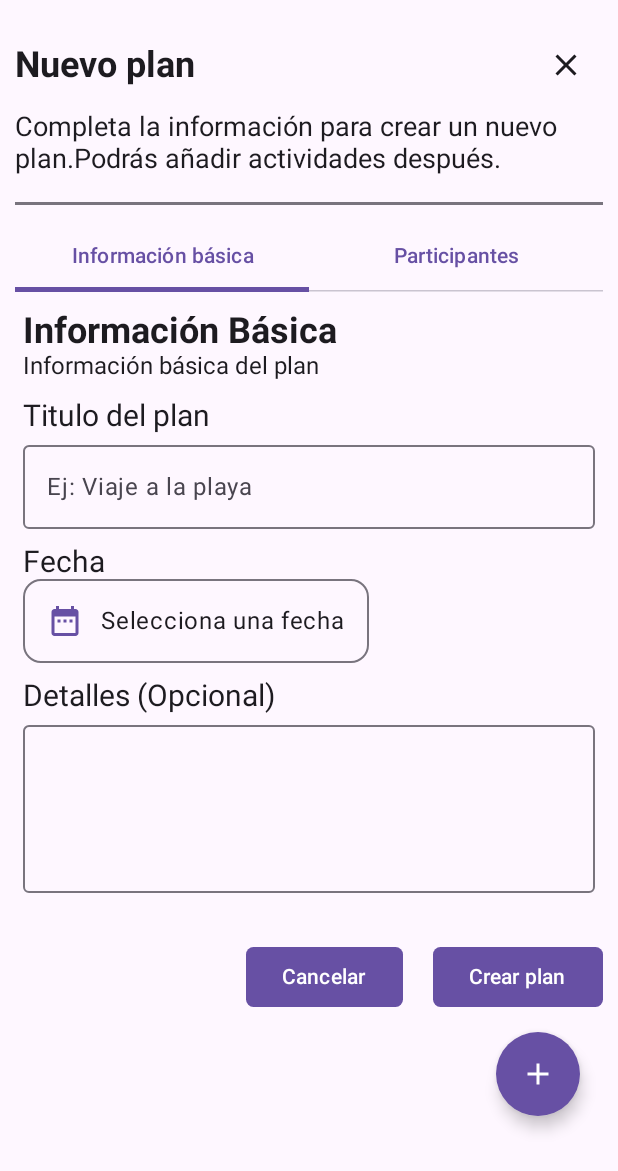
After one commit to Omarcillo44/EZplans, an Android app built with Jetpack Compose: the composable CrearNuevoPlan shown on its own in the app's theme, on a phone screen of 412 x 824 dp. The commit adds this screen. Shown: the top 1171 px of the screen. Run offline under Robolectric (Android 15) with nearby library versions, the phone set to English and light mode, and no system bars; 1 statement that could not run was skipped.

Commit message:
Crear Nuevo Plan

```diff
--- a/app/src/main/java/com/ezsoftware/ezplans/MainActivity.kt
+++ b/app/src/main/java/com/ezsoftware/ezplans/MainActivity.kt
@@ -19,6 +19,7 @@ import androidx.compose.runtime.saveable.rememberSaveable
 import androidx.compose.runtime.setValue
 import androidx.lifecycle.viewmodel.compose.viewModel
 import com.ezsoftware.ezplans.preferences.PreferenceHelper
+import com.ezsoftware.ezplans.ui.components.CrearNuevoPlan
 import com.ezsoftware.ezplans.ui.components.LoginScreen
 import com.ezsoftware.ezplans.ui.components.VistaDetalladaPlan
 import com.ezsoftware.ezplans.ui.theme.EZplansTheme
@@ -84,5 +85,8 @@ fun AppNavegacion(themeViewModel: ThemeViewModel) {
             val idPlan = backStackEntry.arguments?.getString("idPlan")?.toIntOrNull() ?: -1
             VistaDetalladaPlan(navControlador, themeViewModel, vistaDetalladaViewModel, idPlan)
         }
+        composable("CrearNuevoPlan") {
+            CrearNuevoPlan(navControlador, themeViewModel)
+        }
     }
 }
--- /dev/null
+++ b/app/src/main/java/com/ezsoftware/ezplans/ui/components/CrearNuevoPlan.kt
@@ -0,0 +1,228 @@
+package com.ezsoftware.ezplans.ui.components
+
+import android.widget.Toast
+import androidx.compose.foundation.layout.Arrangement
+import androidx.compose.foundation.layout.Box
+import androidx.compose.foundation.layout.Column
+import androidx.compose.foundation.layout.Row
+import androidx.compose.foundation.layout.Spacer
+import androidx.compose.foundation.layout.fillMaxSize
+import androidx.compose.foundation.layout.fillMaxWidth
+import androidx.compose.foundation.layout.padding
+import androidx.compose.foundation.layout.size
+import androidx.compose.foundation.layout.systemBarsPadding
+import androidx.compose.foundation.lazy.LazyColumn
+import androidx.compose.material.icons.Icons
+import androidx.compose.material.icons.filled.Close
+import androidx.compose.material3.HorizontalDivider
+import androidx.compose.material3.Icon
+import androidx.compose.material3.IconButton
+import androidx.compose.material3.MaterialTheme
+import androidx.compose.material3.Tab
+import androidx.compose.material3.TabRow
+import androidx.compose.material3.Text
+import androidx.compose.runtime.Composable
+import androidx.compose.runtime.getValue
+import androidx.compose.runtime.mutableStateOf
+import androidx.compose.runtime.remember
+import androidx.compose.runtime.saveable.rememberSaveable
+import androidx.compose.runtime.setValue
+import androidx.compose.ui.Alignment
+import androidx.compose.ui.Modifier
+import androidx.compose.ui.unit.dp
+import androidx.navigation.NavController
+import com.ezsoftware.ezplans.viewmodel.ThemeViewModel
+import androidx.compose.runtime.MutableState
+import androidx.compose.ui.platform.LocalContext
+
+
+//############ sustituir por obtencion de usuarios real ############
+data class Usuario(
+    val id: Int,
+    val nombre: String,
+    val telefono: String
+)
+
+val listaUsuarios = listOf(
+    Usuario(1,"Ana López", "555-1234"),
+    Usuario(2,"Carlos Ruiz", "555-5678"),
+    Usuario(3,"Luisa Martínez", "555-9876")
+)
+// ################################################################
+
+@Composable
+fun CrearNuevoPlan(navControlador: NavController, themeViewModel: ThemeViewModel,){
+
+    var mostrarAyuda by remember { mutableStateOf(false) }
+    var mostrarTema by remember { mutableStateOf(false) }
+
+    var errorTitulo by rememberSaveable { mutableStateOf(false) }
+    var titulo by rememberSaveable { mutableStateOf("") }
+    var errorDetalles by rememberSaveable { mutableStateOf(false) }
+    var detalles by rememberSaveable { mutableStateOf("") }
+    var errorFecha by rememberSaveable { mutableStateOf(false) }
+    var fecha by rememberSaveable { mutableStateOf("") }
+    var usuariosSelect by rememberSaveable { mutableStateOf(listOf<Int>()) }
+
+
+    var selectedTab = rememberSaveable { mutableStateOf(0) }
+
+    Box(modifier = Modifier.fillMaxSize().systemBarsPadding()) {
+        LazyColumn(modifier = Modifier.fillMaxSize().padding(10.dp)) {
+
+            item { TituloNuevoPlan() }
+
+            item {
+                TabsNuevoPlan(
+                    titulo = titulo,
+                    errorTitulo = errorTitulo,
+                    fecha = fecha,
+                    errorFecha = errorFecha,
+                    detalles = detalles,
+                    usuariosSelect = usuariosSelect,
+                    selectedTab = selectedTab,
+                    onTituloCambio = { titulo = it },
+                    onFechaCambio = { fecha = it },
+                    onDetalleCambio = { detalles = it },
+                    onUsuariosSelectChange = { usuariosSelect = it },
+                    onErrorTituloCambio = { errorTitulo = it },
+                    onErrorFechaCambio = { errorFecha = it },
+                )
+            }
+
+            item {
+                Spacer(modifier = Modifier.size(20.dp))
+                Row (
+                    modifier = Modifier.fillMaxWidth(),
+                    horizontalArrangement = Arrangement.End,
+                    verticalAlignment = Alignment.CenterVertically
+                ){
+                    ButtonForms(
+                        texto = "Cancelar",
+                        onClick = {
+                            navControlador.navigate("UIPrincipal")
+                        }
+                    )
+
+                    Spacer(modifier = Modifier.size(20.dp))
+                    val context = LocalContext.current
+                    ButtonForms(
+                        texto = "Crear plan",
+                        onClick = {
+                            if (titulo.isBlank()){
+                                Toast.makeText(context, "Debe ingresar un titulo", Toast.LENGTH_SHORT).show()
+                                selectedTab.value = 0 // se muestra la tab correspondiente para que el usuario sepa que onda
+                                errorTitulo = true
+                            }else if (fecha.isBlank()){
+                                Toast.makeText(context, "Debe seleccionar una fecha", Toast.LENGTH_SHORT).show()
+                                selectedTab.value = 0
+                                errorFecha = true
+                            }else if (usuariosSelect.size == 0){
+                                Toast.makeText(context, "Debe seleccionar almenos un participante", Toast.LENGTH_SHORT).show()
+                                selectedTab.value = 1
+                            }else{
+                                Toast.makeText(context, "titulo: $titulo, fecha: $fecha, detalles: " +
+                                        "$detalles, usuarios seleccionados $usuariosSelect", Toast.LENGTH_LONG).show()
+                                println("titulo: $titulo")
+                                println("fecha: $fecha")
+                                println("detalles: $detalles")
+                                println("usuarios seleccionados $usuariosSelect")
+                            }
+                        }
+                    )
+                }
+            }
+        }
+    }
+
+    MenuFab(
+        navControlador,
+        onAyudaClick = { mostrarAyuda = true },
+        onTemaClick = { mostrarTema = true }
+    )
+    if (mostrarAyuda) DialogoAyuda { mostrarAyuda = false }
+    if (mostrarTema) DialogoTema(onClose = { mostrarTema = false }, themeViewModel = themeViewModel)
+}
+
+@Composable
+fun TituloNuevoPlan(){
+    Column (
+        modifier = Modifier
+            .fillMaxWidth()
+            .padding(top = 8.dp, bottom = 8.dp),
+        verticalArrangement = Arrangement.spacedBy(6.dp),
+    ) {
+        Row (
+            modifier = Modifier
+                .fillMaxWidth(),
+            verticalAlignment = Alignment.CenterVertically,
+            horizontalArrangement = Arrangement.SpaceBetween
+        ){
+            Titulo("Nuevo plan")
+            IconButton(
+                onClick = { /*TODO*/ },
+                modifier = Modifier.size(50.dp)
+            ) {
+                Icon(imageVector = Icons.Default.Close, "Cerrar")
+            }
+        }
+        Texto("Completa la información para crear un nuevo plan." +
+                "Podrás añadir actividades después.", false)
+    }
+    HorizontalDivider(
+        thickness = 2.dp,
+        color =  MaterialTheme.colorScheme.outline,
+        modifier = Modifier
+            .padding(vertical = 10.dp)
+    )
+}
+
+@Composable
+fun TabsNuevoPlan(
+    titulo: String,
+    errorTitulo: Boolean,
+    fecha: String,
+    errorFecha: Boolean,
+    detalles: String,
+    usuariosSelect: List<Int>,
+    selectedTab: MutableState<Int>,
+    onTituloCambio: (String) -> Unit,
+    onFechaCambio: (String) -> Unit,
+    onDetalleCambio: (String) -> Unit,
+    onUsuariosSelectChange: (List<Int>) -> Unit,
+    onErrorTituloCambio: (Boolean) -> Unit,
+    onErrorFechaCambio: (Boolean) -> Unit
+) {
+    val tabs = listOf("Información básica", "Participantes")
+
+    Column {
+        TabRow(selectedTabIndex = selectedTab.value) {
+            tabs.forEachIndexed { index, title ->
+                Tab(
+                    selected = selectedTab.value == index,
+                    onClick = { selectedTab.value = index },
+                    text = { Text(text = title) },
+                )
+            }
+        }
+        // Contenido para cada tab
+        when (selectedTab.value) {
+            0 -> TabInfoBasica(
+                titulo = titulo,
+                errorTitulo = errorTitulo,
+                fecha = fecha,
+                errorFecha = errorFecha,
+                detalles = detalles,
+                onTituloCambio = { onTituloCambio(it) },
+                onFechaCambio = { onFechaCambio(it) },
+                onDetalleCambio = { onDetalleCambio(it) },
+                onErrorTituloCambio = { onErrorTituloCambio(it) },
+                onErrorFechaCambio = { onErrorFechaCambio(it) }
+            )
+            1 -> TabParticipantes(
+                usuariosSelect = usuariosSelect,
+                onUsuariosSelectChange = onUsuariosSelectChange
+            )
+        }
+    }
+}
--- /dev/null
+++ b/app/src/main/java/com/ezsoftware/ezplans/ui/components/CrearNuevoPlanTabs.kt
@@ -0,0 +1,165 @@
+package com.ezsoftware.ezplans.ui.components
+
+import androidx.compose.foundation.border
+import androidx.compose.foundation.layout.Arrangement
+import androidx.compose.foundation.layout.Column
+import androidx.compose.foundation.layout.Row
+import androidx.compose.foundation.layout.Spacer
+import androidx.compose.foundation.layout.fillMaxWidth
+import androidx.compose.foundation.layout.padding
+import androidx.compose.foundation.layout.size
+import androidx.compose.foundation.shape.RoundedCornerShape
+import androidx.compose.material3.Card
+import androidx.compose.material3.CardDefaults
+import androidx.compose.material3.MaterialTheme
+import androidx.compose.material3.Switch
+import androidx.compose.runtime.Composable
+import androidx.compose.ui.Alignment
+import androidx.compose.ui.Modifier
+import androidx.compose.ui.unit.dp
+
+@Composable
+fun TabInfoBasica(
+    titulo: String,
+    errorTitulo: Boolean,
+    fecha: String,
+    errorFecha: Boolean,
+    detalles: String,
+    onTituloCambio: (String) -> Unit,
+    onFechaCambio: (String) -> Unit,
+    onDetalleCambio: (String) -> Unit,
+    onErrorTituloCambio: (Boolean) -> Unit,
+    onErrorFechaCambio: (Boolean) -> Unit
+) {
+    Column(
+        modifier = Modifier
+            .padding(horizontal = 5.dp, vertical = 12.dp)
+    ) {
+        Titulo("Información Básica")
+        TextoPeq("Información básica del plan")
+        Spacer(modifier = Modifier.size(12.dp))
+
+        SubTitulo("Titulo del plan", false)
+        OutlinedTextForms(
+            valor = titulo,
+            label = "Ej: Viaje a la playa",
+            hayError = errorTitulo,
+            singleLine = true,
+            onValorChange = {
+                onTituloCambio(it)
+                onErrorTituloCambio(false)
+            }
+        )
+
+        Spacer(modifier = Modifier.size(10.dp))
+        SubTitulo("Fecha", false)
+        DatePickerField(
+            fechaTexto = fecha,
+            hayError = errorFecha,
+            onDateSelected = {
+                onFechaCambio(it)
+                onErrorFechaCambio(false)
+            }
+        )
+
+        Spacer(modifier = Modifier.size(10.dp))
+        SubTitulo("Detalles (Opcional)", false)
+        OutlinedTextForms(
+            valor = detalles,
+            label = "",
+            alto = 120.dp,
+            singleLine = false,
+            maxLines = 5,
+            //hayError = errorDetalles,
+            onValorChange = {
+                onDetalleCambio(it)
+                //errorDetalles = false
+            }
+        )
+    }
+}
+
+@Composable
+fun TabParticipantes(
+    usuariosSelect: List<Int>,
+    onUsuariosSelectChange: (List<Int>) -> Unit
+) {
+    Column (
+        modifier = Modifier
+            .padding(horizontal = 5.dp, vertical = 12.dp)
+    ){
+        Titulo("Participantes")
+        TextoPeq("Selecciona los participantes de este plan")
+        Spacer(modifier = Modifier.size(12.dp))
+
+        SubTitulo("Seleccionar Participantes", false)
+        Spacer(modifier = Modifier.size(10.dp))
+
+        Column (
+            verticalArrangement = Arrangement.spacedBy(18.dp),
+            modifier = Modifier
+                .padding(horizontal = 5.dp, vertical = 6.dp)
+        ) {
+            listaUsuarios.forEach { usuario ->
+                val isSelected = usuario.id in usuariosSelect
+                CardUsuariosDisp(
+                    nombre = usuario.nombre,
+                    telefono = usuario.telefono,
+                    checked = usuario.id in usuariosSelect,
+                    onCheckedChange = { checked ->
+                        onUsuariosSelectChange(
+                            if (checked) {
+                                usuariosSelect + usuario.id
+                            } else {
+                                usuariosSelect - usuario.id
+                            }
+                        )
+                    }
+                )
+            }
+        }
+    }
+}
+
+@Composable
+fun CardUsuariosDisp(
+    nombre: String,
+    telefono: String,
+    checked: Boolean,
+    onCheckedChange: (Boolean) -> Unit
+){
+    Card(
+        modifier = Modifier
+            .fillMaxWidth()
+            .padding(vertical = 0.dp)
+            .border(1.dp, MaterialTheme.colorScheme.outline, RoundedCornerShape(15.dp)),
+        elevation = CardDefaults.cardElevation(defaultElevation = 2.dp),
+        shape = RoundedCornerShape(15.dp),
+        colors = CardDefaults.cardColors(
+            containerColor = MaterialTheme.colorScheme.surface,
+            contentColor = MaterialTheme.colorScheme.onSurface
+        )
+    ) {
+        Row(
+            modifier = Modifier
+                .fillMaxWidth()
+                .padding(8.dp),
+            horizontalArrangement = Arrangement.SpaceBetween,
+            verticalAlignment = Alignment.CenterVertically
+        ) {
+            Imagen("placeholder", 50)
+            Spacer(modifier = Modifier.size(5.dp))
+            Column(
+                verticalArrangement = Arrangement.spacedBy(5.dp)
+            ) {
+                Texto(nombre, true)
+                TextoPeq(telefono)
+            }
+            Spacer(modifier = Modifier.weight(1f))
+            Switch(
+                checked = checked,
+                onCheckedChange = onCheckedChange
+            )
+        }
+    }
+}
--- a/app/src/main/java/com/ezsoftware/ezplans/ui/components/ElementosForms.kt
+++ b/app/src/main/java/com/ezsoftware/ezplans/ui/components/ElementosForms.kt
@@ -1,58 +1,156 @@
 package com.ezsoftware.ezplans.ui.components
 
+import androidx.compose.foundation.BorderStroke
+import androidx.compose.foundation.clickable
+import androidx.compose.foundation.layout.Arrangement
+import androidx.compose.foundation.layout.Row
+import androidx.compose.foundation.layout.fillMaxWidth
+import androidx.compose.foundation.layout.height
+import androidx.compose.foundation.layout.padding
 import androidx.compose.foundation.layout.width
+import androidx.compose.foundation.rememberScrollState
+import androidx.compose.foundation.shape.RoundedCornerShape
 import androidx.compose.foundation.text.KeyboardOptions
+import androidx.compose.foundation.verticalScroll
+import androidx.compose.material.icons.Icons
+import androidx.compose.material.icons.filled.DateRange
+import androidx.compose.material3.Button
+import androidx.compose.material3.ButtonDefaults
+import androidx.compose.material3.DatePicker
+import androidx.compose.material3.ExperimentalMaterial3Api
 import androidx.compose.material3.OutlinedTextField
 import androidx.compose.material3.Text
+import androidx.compose.material3.rememberDatePickerState
 import androidx.compose.runtime.Composable
+import androidx.compose.runtime.mutableStateOf
+import androidx.compose.ui.Alignment
 import androidx.compose.ui.Modifier
 import androidx.compose.ui.text.input.KeyboardType
-import androidx.compose.ui.text.input.PasswordVisualTransformation
 import androidx.compose.ui.text.input.VisualTransformation
+import androidx.compose.ui.unit.Dp
 import androidx.compose.ui.unit.dp
+import androidx.compose.material3.DatePickerDialog
+import androidx.compose.material3.Icon
+import androidx.compose.material3.MaterialTheme
+import androidx.compose.material3.Surface
+import androidx.compose.material3.TextButton
+import androidx.compose.runtime.getValue
+import androidx.compose.runtime.saveable.rememberSaveable
+import androidx.compose.runtime.setValue
+import java.time.Instant
+import java.time.ZoneId
+import java.time.format.DateTimeFormatter
 
 @Composable
 fun OutlinedTextForms(
     valor: String,
     label: String,
-    hayError: Boolean,
-    size: Int,
-    tipoTeclado: KeyboardType,
+    hayError: Boolean = false,
+    ancho: Dp = Dp.Unspecified,
+    alto: Dp = Dp.Unspecified,
+    tipoTeclado: KeyboardType = KeyboardType.Text,
+    transfVisual: VisualTransformation = VisualTransformation.None,
+    singleLine: Boolean,
+    maxLines: Int = 1,
     onValorChange: (String) -> Unit
 ) {
     OutlinedTextField(
-        modifier = Modifier.width(size.dp),
+        modifier = Modifier
+            .then(if (ancho != Dp.Unspecified) Modifier.width(ancho) else Modifier.fillMaxWidth())
+            .then(if (alto != Dp.Unspecified) Modifier.height(alto) else Modifier),
         value = valor,
         onValueChange = onValorChange,
         label = { Text(label) },
-        keyboardOptions = KeyboardOptions(
-            keyboardType = tipoTeclado
-        ),
-        singleLine = true,
-        isError = hayError
+        keyboardOptions = KeyboardOptions(keyboardType = tipoTeclado),
+        visualTransformation = transfVisual,
+        isError = hayError,
+        singleLine = singleLine,
+        maxLines = maxLines
     )
 }
 
 @Composable
-fun OutlinedTextForms(
-    valor: String,
-    label: String,
+fun ButtonForms(
+    texto: String,
+    onClick: () -> Unit
+){
+    Button(
+        shape = RoundedCornerShape(5.dp),
+        colors = ButtonDefaults.buttonColors(
+            containerColor = MaterialTheme.colorScheme.primary,
+            contentColor = MaterialTheme.colorScheme.onPrimary),
+        onClick = onClick
+    ) {
+        Text(texto)
+    }
+}
+
+@OptIn(ExperimentalMaterial3Api::class)
+@Composable
+fun DatePickerField(
+    fechaTexto: String,
     hayError: Boolean,
-    size: Int,
-    tipoTeclado: KeyboardType,
-    transfVisual: VisualTransformation,
-    onValorChange: (String) -> Unit
+    onDateSelected: (String) -> Unit
 ) {
-    OutlinedTextField(
-        modifier = Modifier.width(size.dp),
-        value = valor,
-        onValueChange = onValorChange,
-        label = { Text(label) },
-        visualTransformation = transfVisual,
-        keyboardOptions = KeyboardOptions(
-            keyboardType = tipoTeclado
-        ),
-        singleLine = true,
-        isError = hayError
-    )
+    var showDatePicker by rememberSaveable { mutableStateOf(false) }
+
+    Surface(
+        modifier = Modifier
+            .clickable { showDatePicker = true },
+        shape = MaterialTheme.shapes.medium,
+        border = BorderStroke(
+            width = 1.dp,
+            color = if (hayError) MaterialTheme.colorScheme.error else MaterialTheme.colorScheme.outline
+        )
+    ) {
+        Row(
+            modifier = Modifier
+                .padding(16.dp),
+            verticalAlignment = Alignment.CenterVertically,
+            horizontalArrangement = Arrangement.spacedBy(12.dp)
+        ) {
+            Icon(
+                imageVector = Icons.Default.DateRange,
+                contentDescription = "Ícono de fecha",
+                tint = if (hayError) MaterialTheme.colorScheme.error else MaterialTheme.colorScheme.primary
+            )
+            Text(
+                text = if (fechaTexto.isNotEmpty()) fechaTexto else "Selecciona una fecha",
+                style = MaterialTheme.typography.bodyLarge.copy(
+                    color = if (hayError) MaterialTheme.colorScheme.error else MaterialTheme.colorScheme.onSurface
+                )
+            )
+        }
+    }
+
+    if (showDatePicker) {
+        val datePickerState = rememberDatePickerState()
+
+        DatePickerDialog(
+            modifier = Modifier
+                .verticalScroll(rememberScrollState()),
+            onDismissRequest = { showDatePicker = false },
+            confirmButton = {
+                TextButton(onClick = {
+                    val fechaMillis = datePickerState.selectedDateMillis
+                    val texto = fechaMillis?.let {
+                        val formatter = DateTimeFormatter.ofPattern("yyyy-MM-dd")
+                            .withZone(ZoneId.systemDefault())
+                        formatter.format(Instant.ofEpochMilli(it))
+                    } ?: ""
+                    onDateSelected(texto)
+                    showDatePicker = false
+                }) {
+                    Text("Aceptar")
+                }
+            },
+            dismissButton = {
+                TextButton(onClick = { showDatePicker = false }) {
+                    Text("Cancelar")
+                }
+            }
+        ) {
+            DatePicker(state = datePickerState)
+        }
+    }
 }
```
Also changed, not shown: app/src/main/java/com/ezsoftware/ezplans/ui/components/LoginScreen.kt (+17 -4 lines).
